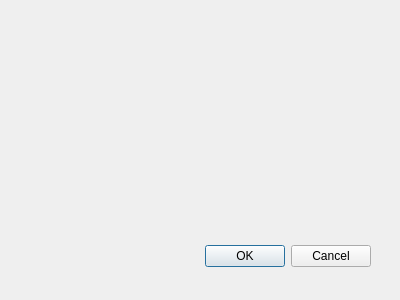
This is agentForm.ui in martinvondracek/multiagentAgent as Qt 5 draws it before an edit. The edited form follows.
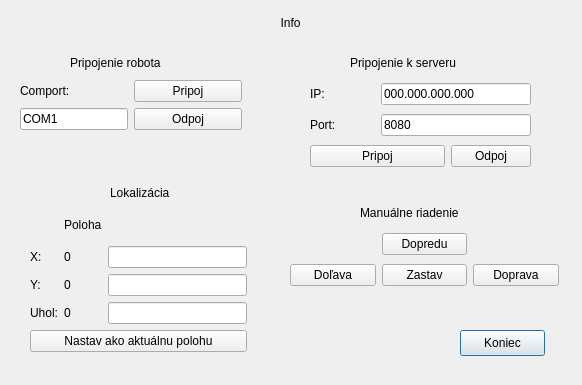
This is the edited form.

Commit message: naklikane prvky gui

Patch:
```diff
--- a/agentForm.ui
+++ b/agentForm.ui
@@ -1,32 +1,308 @@
 <ui version="4.0" >
  <class>agentForm</class>
- <widget class="QDialog" name="agentForm" >
-  <property name="geometry" >
+ <widget class="QDialog" name="agentForm">
+  <property name="geometry">
    <rect>
     <x>0</x>
     <y>0</y>
-    <width>400</width>
-    <height>300</height>
+    <width>582</width>
+    <height>385</height>
    </rect>
   </property>
   <property name="windowTitle" >
    <string>agentForm</string>
   </property>
-  <widget class="QDialogButtonBox" name="buttonBox" >
-   <property name="geometry" >
+  <widget class="QPushButton" name="koniecButton">
+   <property name="geometry">
+    <rect>
+     <x>460</x>
+     <y>330</y>
+     <width>85</width>
+     <height>26</height>
+    </rect>
+   </property>
+   <property name="text">
+    <string>Koniec</string>
+   </property>
+  </widget>
+  <widget class="QLabel" name="label_11">
+   <property name="geometry">
+    <rect>
+     <x>0</x>
+     <y>10</y>
+     <width>581</width>
+     <height>26</height>
+    </rect>
+   </property>
+   <property name="text">
+    <string>Info</string>
+   </property>
+   <property name="alignment">
+    <set>Qt::AlignCenter</set>
+   </property>
+  </widget>
+  <widget class="QLabel" name="label_12">
+   <property name="geometry">
+    <rect>
+     <x>70</x>
+     <y>50</y>
+     <width>111</width>
+     <height>26</height>
+    </rect>
+   </property>
+   <property name="text">
+    <string>Pripojenie robota</string>
+   </property>
+  </widget>
+  <widget class="QLabel" name="label_13">
+   <property name="geometry">
+    <rect>
+     <x>350</x>
+     <y>50</y>
+     <width>131</width>
+     <height>26</height>
+    </rect>
+   </property>
+   <property name="text">
+    <string>Pripojenie k serveru</string>
+   </property>
+  </widget>
+  <widget class="QLabel" name="label_14">
+   <property name="geometry">
+    <rect>
+     <x>110</x>
+     <y>180</y>
+     <width>111</width>
+     <height>26</height>
+    </rect>
+   </property>
+   <property name="text">
+    <string>Lokalizácia</string>
+   </property>
+  </widget>
+  <widget class="QLabel" name="label_15">
+   <property name="geometry">
+    <rect>
+     <x>360</x>
+     <y>200</y>
+     <width>111</width>
+     <height>26</height>
+    </rect>
+   </property>
+   <property name="text">
+    <string>Manuálne riadenie</string>
+   </property>
+  </widget>
+  <widget class="QWidget" name="layoutWidget">
+   <property name="geometry">
+    <rect>
+     <x>20</x>
+     <y>80</y>
+     <width>222</width>
+     <height>60</height>
+    </rect>
+   </property>
+   <layout class="QFormLayout" name="formLayout">
+    <item row="0" column="0">
+     <widget class="QLabel" name="label">
+      <property name="text">
+       <string>Comport:</string>
+      </property>
+     </widget>
+    </item>
+    <item row="0" column="1">
+     <widget class="QPushButton" name="pripojComportButton">
+      <property name="text">
+       <string>Pripoj</string>
+      </property>
+     </widget>
+    </item>
+    <item row="1" column="0">
+     <widget class="QLineEdit" name="comportEdit">
+      <property name="text">
+       <string>COM1</string>
+      </property>
+     </widget>
+    </item>
+    <item row="1" column="1">
+     <widget class="QPushButton" name="odpojComportButton">
+      <property name="text">
+       <string>Odpoj</string>
+      </property>
+     </widget>
+    </item>
+   </layout>
+  </widget>
+  <widget class="QWidget" name="layoutWidget">
+   <property name="geometry">
+    <rect>
+     <x>310</x>
+     <y>80</y>
+     <width>221</width>
+     <height>90</height>
+    </rect>
+   </property>
+   <layout class="QGridLayout" name="gridLayout">
+    <item row="0" column="0">
+     <widget class="QLabel" name="label_2">
+      <property name="text">
+       <string>IP:</string>
+      </property>
+     </widget>
+    </item>
+    <item row="0" column="1" colspan="2">
+     <widget class="QLineEdit" name="ipEdit">
+      <property name="text">
+       <string>000.000.000.000</string>
+      </property>
+     </widget>
+    </item>
+    <item row="1" column="0">
+     <widget class="QLabel" name="label_3">
+      <property name="text">
+       <string>Port:</string>
+      </property>
+     </widget>
+    </item>
+    <item row="1" column="1" colspan="2">
+     <widget class="QLineEdit" name="ipPortEdit">
+      <property name="text">
+       <string>8080</string>
+      </property>
+     </widget>
+    </item>
+    <item row="2" column="2">
+     <widget class="QPushButton" name="odpojServerButton">
+      <property name="text">
+       <string>Odpoj</string>
+      </property>
+     </widget>
+    </item>
+    <item row="2" column="0" colspan="2">
+     <widget class="QPushButton" name="pripojServerButton">
+      <property name="text">
+       <string>Pripoj</string>
+      </property>
+     </widget>
+    </item>
+   </layout>
+  </widget>
+  <widget class="QWidget" name="layoutWidget">
+   <property name="geometry">
+    <rect>
+     <x>290</x>
+     <y>230</y>
+     <width>269</width>
+     <height>60</height>
+    </rect>
+   </property>
+   <layout class="QGridLayout" name="gridLayout_2">
+    <item row="0" column="1">
+     <widget class="QPushButton" name="dopreduButton">
+      <property name="text">
+       <string>Dopredu</string>
+      </property>
+     </widget>
+    </item>
+    <item row="1" column="0">
+     <widget class="QPushButton" name="dolavaButton">
+      <property name="text">
+       <string>Doľava</string>
+      </property>
+     </widget>
+    </item>
+    <item row="1" column="1">
+     <widget class="QPushButton" name="zastavButton">
+      <property name="text">
+       <string>Zastav</string>
+      </property>
+     </widget>
+    </item>
+    <item row="1" column="2">
+     <widget class="QPushButton" name="dopravaButton">
+      <property name="text">
+       <string>Doprava</string>
+      </property>
+     </widget>
+    </item>
+   </layout>
+  </widget>
+  <widget class="QWidget" name="layoutWidget">
+   <property name="geometry">
     <rect>
      <x>30</x>
-     <y>240</y>
-     <width>341</width>
-     <height>32</height>
+     <y>210</y>
+     <width>217</width>
+     <height>142</height>
     </rect>
    </property>
-   <property name="orientation" >
-    <enum>Qt::Horizontal</enum>
-   </property>
-   <property name="standardButtons" >
-    <set>QDialogButtonBox::Cancel|QDialogButtonBox::NoButton|QDialogButtonBox::Ok</set>
-   </property>
+   <layout class="QGridLayout" name="gridLayout_3">
+    <item row="0" column="1">
+     <widget class="QLabel" name="label_10">
+      <property name="text">
+       <string>Poloha</string>
+      </property>
+     </widget>
+    </item>
+    <item row="1" column="0">
+     <widget class="QLabel" name="label_4">
+      <property name="text">
+       <string>X:</string>
+      </property>
+     </widget>
+    </item>
+    <item row="1" column="1">
+     <widget class="QLabel" name="xLabel">
+      <property name="text">
+       <string>0</string>
+      </property>
+     </widget>
+    </item>
+    <item row="1" column="2">
+     <widget class="QLineEdit" name="x0Edit"/>
+    </item>
+    <item row="2" column="0">
+     <widget class="QLabel" name="label_5">
+      <property name="text">
+       <string>Y:</string>
+      </property>
+     </widget>
+    </item>
+    <item row="2" column="1">
+     <widget class="QLabel" name="yLabel">
+      <property name="text">
+       <string>0</string>
+      </property>
+     </widget>
+    </item>
+    <item row="2" column="2">
+     <widget class="QLineEdit" name="y0Edit"/>
+    </item>
+    <item row="3" column="0">
+     <widget class="QLabel" name="label_6">
+      <property name="text">
+       <string>Uhol:</string>
+      </property>
+     </widget>
+    </item>
+    <item row="3" column="1">
+     <widget class="QLabel" name="zLabel">
+      <property name="text">
+       <string>0</string>
+      </property>
+     </widget>
+    </item>
+    <item row="3" column="2">
+     <widget class="QLineEdit" name="z0Edit"/>
+    </item>
+    <item row="4" column="0" colspan="3">
+     <widget class="QPushButton" name="nastavAktPolohuButton">
+      <property name="text">
+       <string>Nastav ako aktuálnu polohu</string>
+      </property>
+     </widget>
+    </item>
+   </layout>
   </widget>
  </widget>
  <resources/>
```
Left out of the diff: 39 changed lines with no effect on the pictures. The commit also changes 2 other files.
